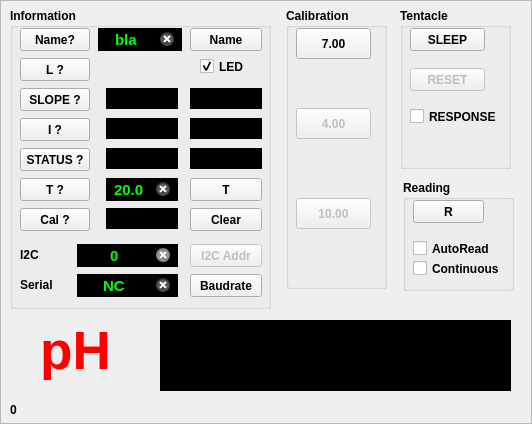
Qt form src/ezoframe.ui (cskv/atlas-tentacle) before a commit.
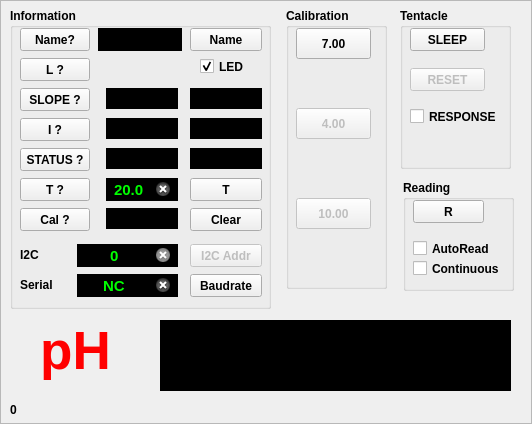
The same form after that commit. Icons and pictures are not drawn.

Diff of the .ui file:
```diff
--- a/src/ezoframe.ui
+++ b/src/ezoframe.ui
@@ -819,7 +819,7 @@
 </string>
     </property>
     <property name="text">
-     <string>bla</string>
+     <string/>
     </property>
     <property name="frame">
      <bool>false</bool>
```
